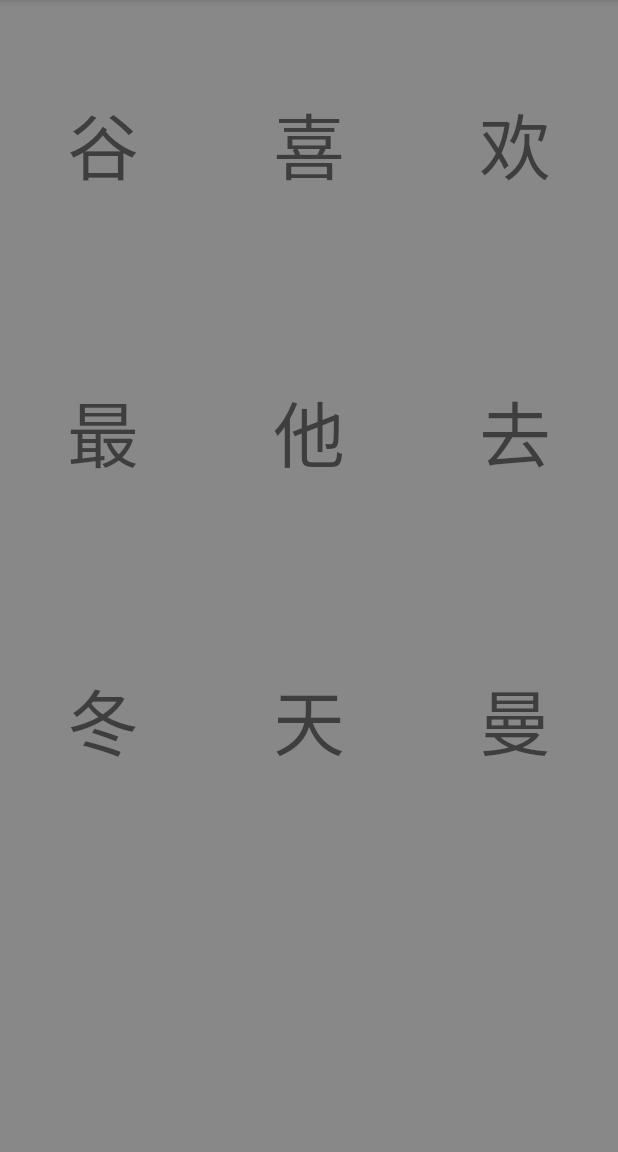
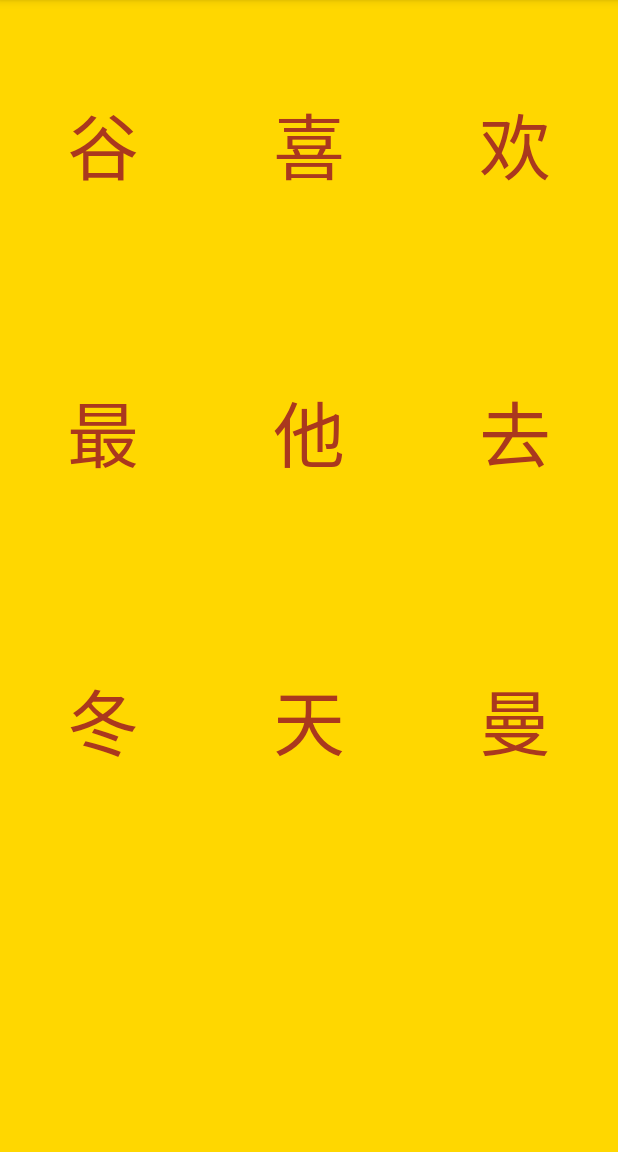
Before and after one commit to shikasu/chinese-android, an Android app: the screen it shows after launch (MainActivity), on a phone screen of 412 x 824 dp, the part 84-1236 px from its top. Run offline under Robolectric (Android 15) with nearby library versions, the phone set to English and light mode, and no system bars; libraries missing offline, so code that uses them is left out: com.github.promeg.pinyinhelper; 1 statement that could not run was skipped.

Commit message:
Set colors in XML. Use gold and red for now.

```diff
--- a/app/src/main/java/com/shikasu/playtime/MainActivityFragment.java
+++ b/app/src/main/java/com/shikasu/playtime/MainActivityFragment.java
@@ -1,6 +1,5 @@
 package com.shikasu.playtime;
 
-import android.graphics.Color;
 import android.support.v4.app.Fragment;
 import android.os.Bundle;
 import android.support.v7.app.AppCompatActivity;
@@ -16,7 +15,6 @@ import android.widget.Toast;
 import java.util.ArrayList;
 import java.util.Collections;
 import java.util.List;
-import java.util.Random;
 
 /**
  * A placeholder fragment containing a simple view.
@@ -97,7 +95,7 @@ public class MainActivityFragment extends Fragment {
         int count = mGridLayout.getChildCount();
         for(int i = 0 ; i < count ; i++) {
             PlayItem child = (PlayItem) mGridLayout.getChildAt(i);
-            child.setBackgroundColor(Color.GRAY);
+            child.setPushed(false);
             child.setCharacter(null);
         }
     }
@@ -106,7 +104,7 @@ public class MainActivityFragment extends Fragment {
         int count = mGridLayout.getChildCount();
         for(int i = 0 ; i < count ; i++) {
             PlayItem child = (PlayItem) mGridLayout.getChildAt(i);
-            child.setBackgroundColor(Color.GRAY);
+            child.setPushed(false);
         }
     }
 
--- a/app/src/main/java/com/shikasu/playtime/PlayItem.java
+++ b/app/src/main/java/com/shikasu/playtime/PlayItem.java
@@ -143,9 +143,13 @@ public class PlayItem extends RelativeLayout implements TextToSpeech.OnInitListe
 
     void setPushed(boolean pushed) {
         if (pushed) {
-            setBackgroundColor(Color.GREEN);
+            setBackgroundColor(getResources().getColor(R.color.tile_pushed_bg));
+            mChineseTextView.setTextColor(getResources().getColor(R.color.tile_pushed_text));
+            mPinyinTextView.setTextColor(getResources().getColor(R.color.tile_pushed_text));
         } else {
-            setBackgroundColor(Color.GRAY);
+            setBackgroundColor(getResources().getColor(R.color.tile_not_pushed_bg));
+            mChineseTextView.setTextColor(getResources().getColor(R.color.tile_not_pushed_text));
+            mPinyinTextView.setTextColor(getResources().getColor(R.color.tile_not_pushed_text));
         }
     }
 
--- a/app/src/main/res/values/colors.xml
+++ b/app/src/main/res/values/colors.xml
@@ -1,4 +1,9 @@
 <resources>
+    <color name="tile_pushed_bg">#AA381E</color>
+    <color name="tile_not_pushed_bg">#FFD700</color>
+    <color name="tile_pushed_text">#FFD700</color>
+    <color name="tile_not_pushed_text">#AA381E</color>
+
     <color name="light_font">#FBFBFB</color>
     <color name="grey_font">#ff9e9e9e</color>
     <color name="text_shadow">#7F000000</color>
```
